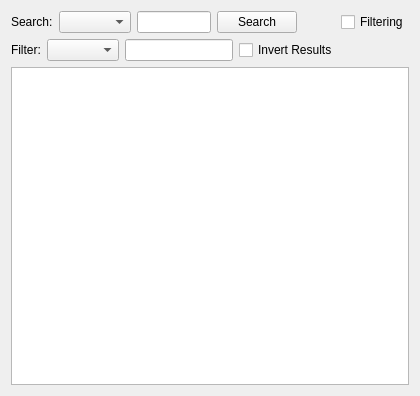
Qt form src/dictionarywidget.ui (jablonkai/QDictionary) before a commit.
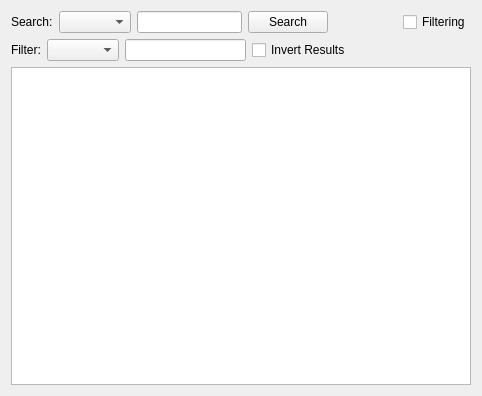
The same form after that commit. Custom widgets are drawn as their Qt base class.

```diff
--- a/src/dictionarywidget.ui
+++ b/src/dictionarywidget.ui
@@ -5,7 +5,7 @@
    <rect>
     <x>0</x>
     <y>0</y>
-    <width>420</width>
+    <width>482</width>
     <height>396</height>
    </rect>
   </property>
```
Left out of the diff: 3 changed lines with no effect on the pictures.
